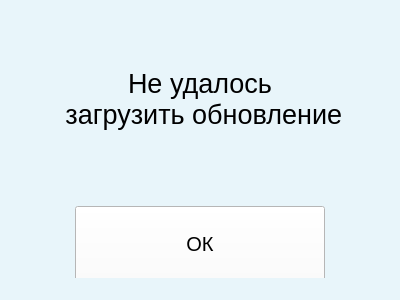
andrei-229/valanter_app, file qt/update_failed.ui: the form before one commit.
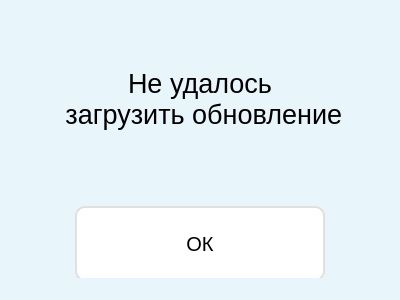
The form after the commit.

Diff of the .ui file:
```diff
--- a/qt/update_failed.ui
+++ b/qt/update_failed.ui
@@ -87,6 +87,8 @@
         <property name="styleSheet">
          <string notr="true">QPushButton{
 background-color: rgb(255, 255, 255);
+border: 2px solid #E0E0E0;
+border-radius: 10px;
 }
 QPushButton:hover{
 background-color: rgb(255, 192, 192);
```
Left out of the diff: 4 changed lines with no effect on the pictures.
